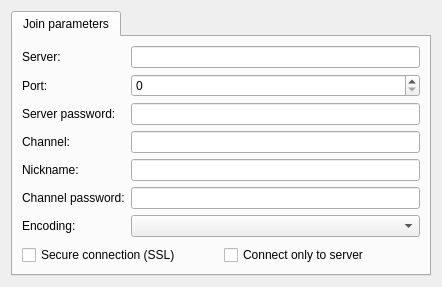
Qt form src/plugins/azoth/plugins/acetamide/ircjoingroupchat.ui (0xd34df00d/leechcraft) before a commit.
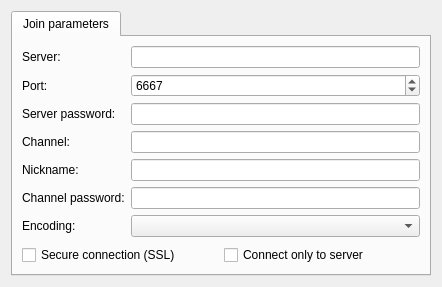
The same form after that commit.

Commit message: Azoth Acetamide: set default irc port to 6667

Patch:
```diff
--- a/src/plugins/azoth/plugins/acetamide/ircjoingroupchat.ui
+++ b/src/plugins/azoth/plugins/acetamide/ircjoingroupchat.ui
@@ -62,7 +62,7 @@
             <number>65535</number>
            </property>
            <property name="value">
-            <number>0</number>
+            <number>6667</number>
            </property>
           </widget>
          </item>
```
